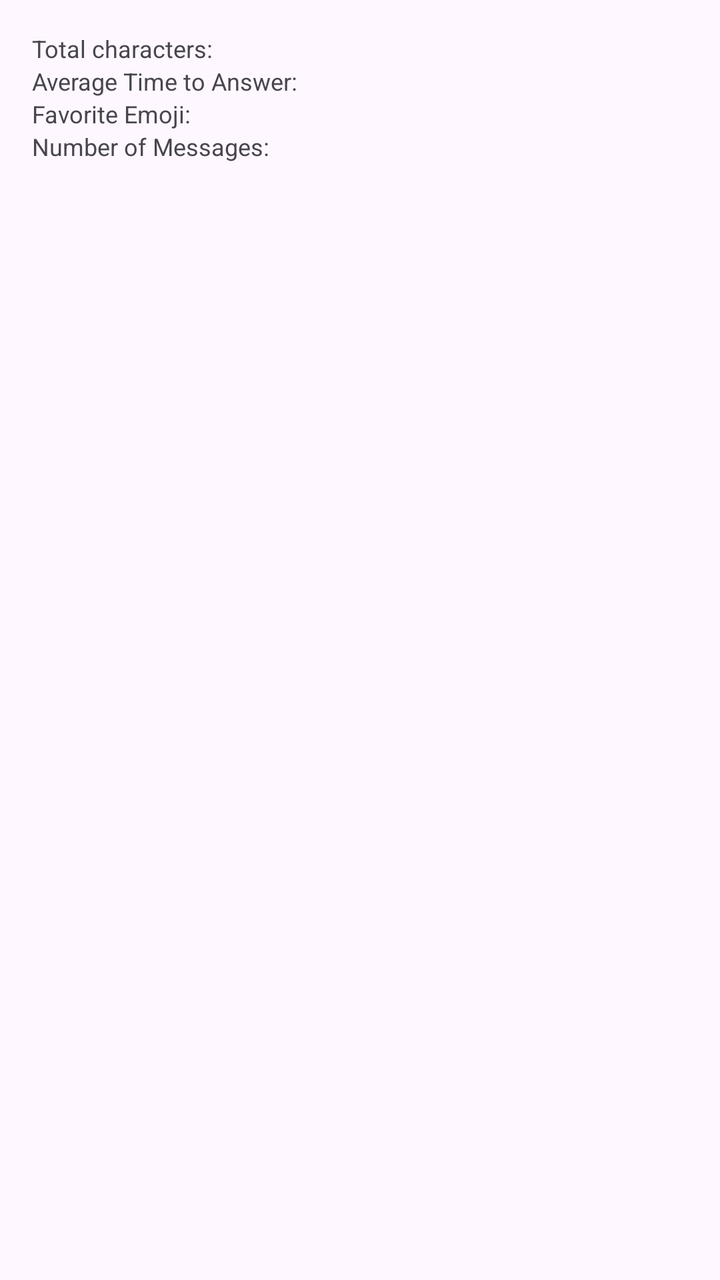
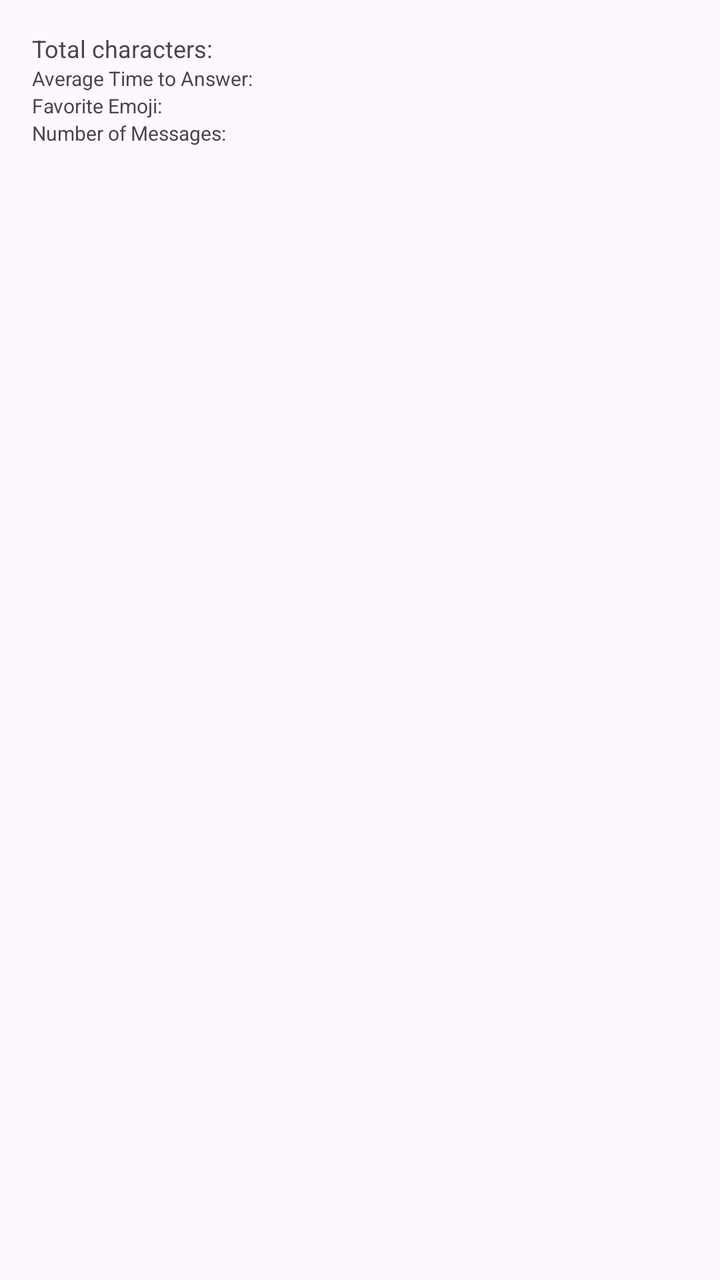

The first picture is an Android layout as it rendered before a commit; the second is the same layout after the commit. The layout source and the unified diff follow.
<!-- AndroidManifest.xml: application theme Theme.Lasttele -->
<!-- res/layout/results_screen.xml -->
<LinearLayout xmlns:android="http://schemas.android.com/apk/res/android"
    android:layout_width="match_parent"
    android:layout_height="match_parent"
    android:orientation="vertical"
    android:padding="16dp">

    <TextView
        android:id="@+id/resultsTextView"
        android:layout_width="wrap_content"
        android:layout_height="wrap_content"
        android:text="Total characters: "
        android:textSize="12sp" />

    <TextView
        android:id="@+id/averageTimeTextView"
        android:layout_width="wrap_content"
        android:layout_height="wrap_content"
        android:text="Average Time to Answer: "
        android:textSize="12sp" />

    <TextView
        android:id="@+id/favoriteEmojiTextView"
        android:layout_width="wrap_content"
        android:layout_height="wrap_content"
        android:text="Favorite Emoji: "
        android:textSize="12sp" />

    <TextView
        android:id="@+id/numberOfMessagesTextView"
        android:layout_width="wrap_content"
        android:layout_height="wrap_content"
        android:text="Number of Messages: "
        android:textSize="12sp" />

</LinearLayout>
<!-- resources referenced by this layout -->
<resources>
  <style name="Theme.Lasttele" parent="Base.Theme.Lasttele" />
  <style name="Base.Theme.Lasttele" parent="Theme.Material3.DayNight.NoActionBar">
          
  
          
      </style>
</resources>

<!-- the commit's change to res/layout/results_screen.xml (unified diff, before → after) -->
@@ -16,20 +16,20 @@
         android:layout_width="wrap_content"
         android:layout_height="wrap_content"
         android:text="Average Time to Answer: "
-        android:textSize="12sp" />
+        android:textSize="10sp" />
 
     <TextView
         android:id="@+id/favoriteEmojiTextView"
         android:layout_width="wrap_content"
         android:layout_height="wrap_content"
         android:text="Favorite Emoji: "
-        android:textSize="12sp" />
+        android:textSize="10sp" />
 
     <TextView
         android:id="@+id/numberOfMessagesTextView"
         android:layout_width="wrap_content"
         android:layout_height="wrap_content"
         android:text="Number of Messages: "
-        android:textSize="12sp" />
+        android:textSize="10sp" />
 
 </LinearLayout>
